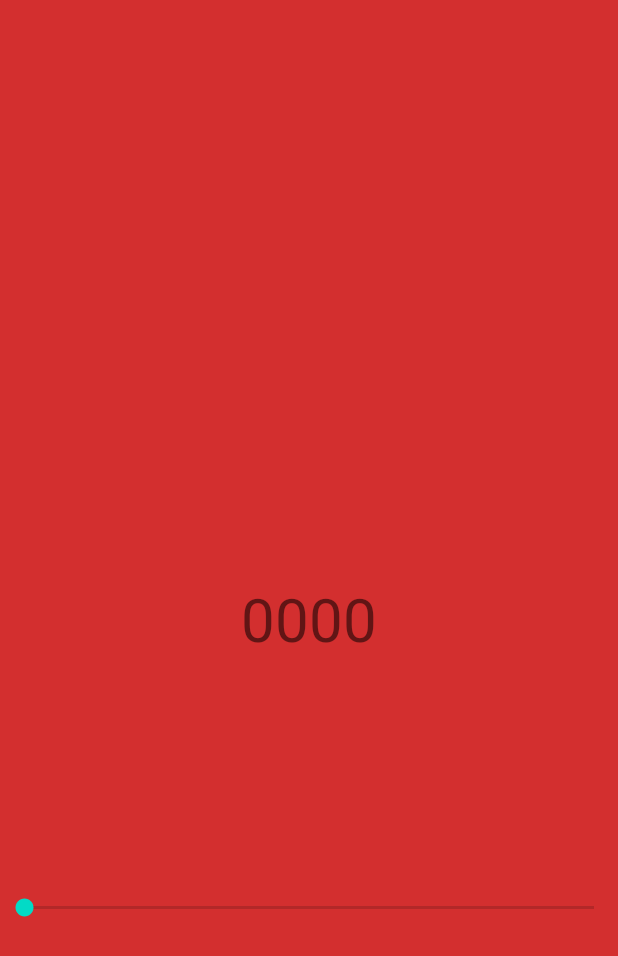
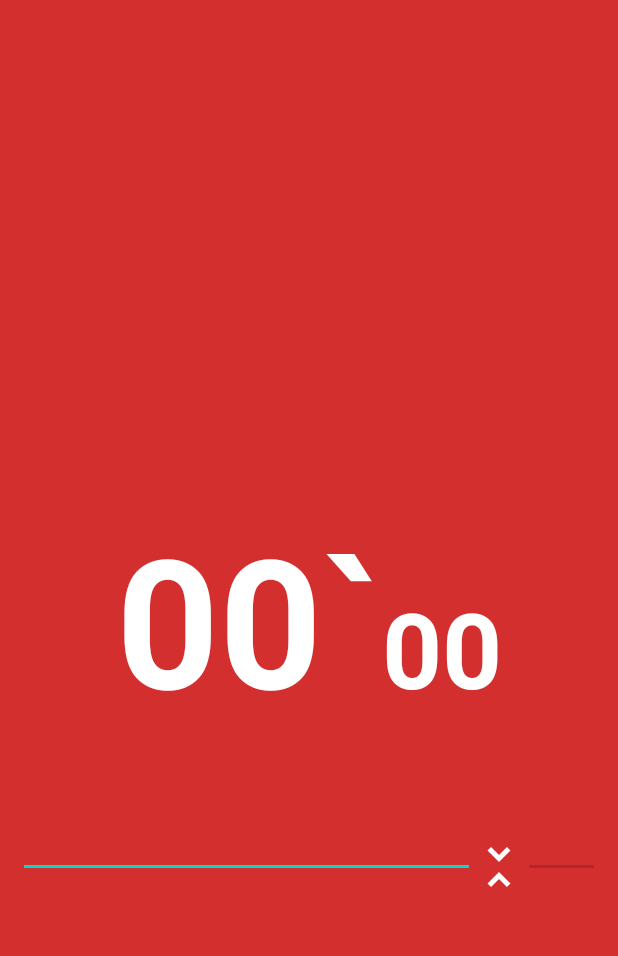
Before and after one commit to GeonwooVincentKim/PomodoroTimer, an Android app: the screen it shows after launch (MainActivity), on a phone screen of 412 x 824 dp. Shown: the top 956 px of the screen. Run offline under Robolectric (Android 15) with nearby library versions, the phone set to English and light mode, and no system bars.

Commit message:
[Feature] - Colors and design of Timer

```diff
--- /dev/null
+++ b/app/src/main/res/drawable/ic_thumb.xml
@@ -0,0 +1,5 @@
+<vector android:height="40dp" android:tint="#FFFFFF"
+    android:viewportHeight="24" android:viewportWidth="24"
+    android:width="40dp" xmlns:android="http://schemas.android.com/apk/res/android">
+    <path android:fillColor="@android:color/white" android:pathData="M7.41,18.59L8.83,20 12,16.83 15.17,20l1.41,-1.41L12,14l-4.59,4.59zM16.59,5.41L15.17,4 12,7.17 8.83,4 7.41,5.41 12,10l4.59,-4.59z"/>
+</vector>
--- a/app/src/main/res/layout/activity_main.xml
+++ b/app/src/main/res/layout/activity_main.xml
@@ -12,7 +12,9 @@
         android:layout_width="wrap_content"
         android:layout_height="wrap_content"
         android:text="@string/minuteText"
-        android:textSize="40sp"
+        android:textColor="@color/white"
+        android:textSize="120sp"
+        android:textStyle="bold"
         app:layout_constraintBottom_toBottomOf="parent"
         app:layout_constraintHorizontal_chainStyle="packed"
         app:layout_constraintLeft_toLeftOf="parent"
@@ -24,7 +26,10 @@
         android:layout_width="wrap_content"
         android:layout_height="wrap_content"
         android:text="@string/secondText"
-        android:textSize="40sp"
+        android:textColor="@color/white"
+        android:textSize="70sp"
+        android:textStyle="bold"
+        app:layout_constraintBaseline_toBaselineOf="@id/remainMinutesTextView"
         app:layout_constraintBottom_toBottomOf="@id/remainMinutesTextView"
         app:layout_constraintLeft_toRightOf="@id/remainMinutesTextView"
         app:layout_constraintRight_toRightOf="parent"
@@ -35,6 +40,8 @@
         android:layout_width="0dp"
         android:layout_height="wrap_content"
         android:max="60"
+        android:progress="50"
+        android:thumb="@drawable/ic_thumb"
         app:layout_constraintBottom_toBottomOf="parent"
         app:layout_constraintLeft_toLeftOf="parent"
         app:layout_constraintRight_toRightOf="parent"
--- a/app/src/main/res/values/strings.xml
+++ b/app/src/main/res/values/strings.xml
@@ -1,5 +1,5 @@
 <resources>
     <string name="app_name">Pomodoro_StopWatch</string>
-    <string name="minuteText">00</string>
+    <string name="minuteText">00`</string>
     <string name="secondText">00</string>
 </resources>
```
